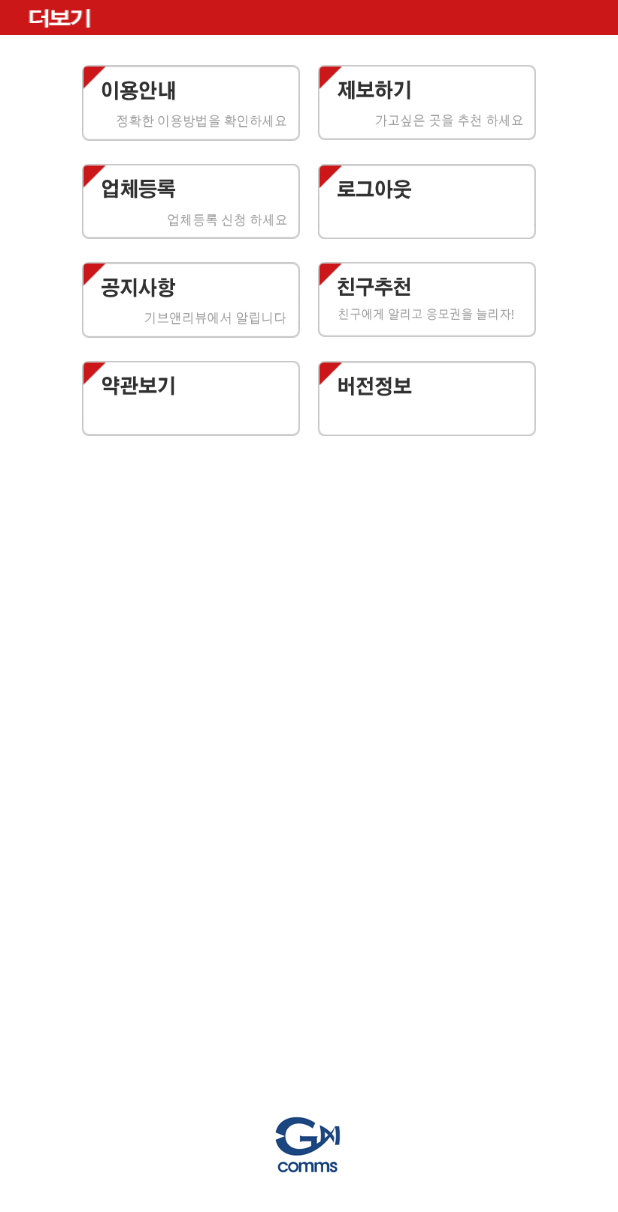
After one commit to verywildbanana/support, an Android app: the MorePageActivity screen opened directly, with no data from a screen before it, on a phone screen of 412 x 824 dp. The commit adds this screen. Shown: the top 1212 px of the screen. Run offline under Robolectric (Android 15) with nearby library versions, the phone set to English and light mode, and no system bars.

Commit message:
more 작업 완료

```diff
--- a/app/src/main/AndroidManifest.xml
+++ b/app/src/main/AndroidManifest.xml
@@ -54,6 +54,11 @@
             android:configChanges="keyboardHidden|orientation|locale|uiMode"
             android:screenOrientation="portrait"
             android:theme="@style/Theme.NoBackground" />
+        <activity
+            android:name=".MorePageActivity"
+            android:configChanges="keyboardHidden|orientation|locale|uiMode"
+            android:screenOrientation="portrait"
+            android:theme="@style/Theme.NoBackground" />
 
 
     </application>
--- a/app/src/main/java/com/lhd/giveandreview/MainActivity.java
+++ b/app/src/main/java/com/lhd/giveandreview/MainActivity.java
@@ -8,6 +8,7 @@ import android.view.animation.TranslateAnimation;
 
 import com.lhd.giveandreview.base.BaseActivity;
 import com.lhd.giveandreview.base.PkIntentManager;
+import com.lhd.view.PkButton;
 import com.lhd.view.PkOnOffToggleButton;
 
 public class MainActivity extends BaseActivity {
@@ -42,6 +43,12 @@ public class MainActivity extends BaseActivity {
         PkOnOffToggleButton mCouponMenu = (PkOnOffToggleButton)findViewById(R.id.CouponMenu);
         mCouponMenu.setOnClickListener(mClickListener);
 
+        PkButton mMoreMenu  = (PkButton)findViewById(R.id.MoreMenu);
+        mMoreMenu.setOnClickListener(mClickListener);
+
+
+
+
         startFlowAni(true);
 
 
@@ -67,7 +74,10 @@ public class MainActivity extends BaseActivity {
 
                     PkIntentManager.getInstance().push(MainActivity.this, CouponPageActivity.class, true);
                     break;
+                case R.id.MoreMenu:
 
+                    PkIntentManager.getInstance().push(MainActivity.this, MorePageActivity.class, true);
+                    break;
 
 
             }
--- /dev/null
+++ b/app/src/main/java/com/lhd/giveandreview/MorePageActivity.java
@@ -0,0 +1,28 @@
+package com.lhd.giveandreview;
+
+import android.os.Bundle;
+
+import com.lhd.giveandreview.base.BaseActivity;
+
+public class MorePageActivity extends BaseActivity {
+
+
+
+    @Override
+    protected void onCreate(Bundle savedInstanceState) {
+        super.onCreate(savedInstanceState);
+    }
+
+    @Override
+    public void setIntent() {
+
+    }
+
+    @Override
+    public void initActivity() {
+
+        setContentView(R.layout.activity_more);
+
+
+    }
+}
--- /dev/null
+++ b/app/src/main/res/layout/activity_more.xml
@@ -0,0 +1,112 @@
+<RelativeLayout xmlns:android="http://schemas.android.com/apk/res/android"
+    xmlns:tools="http://schemas.android.com/tools"
+    android:layout_width="match_parent"
+    android:layout_height="match_parent"
+    android:background="@color/white">
+
+
+    <LinearLayout
+        android:layout_width="match_parent"
+        android:layout_height="wrap_content"
+        android:orientation="vertical">
+
+        <RelativeLayout
+            android:layout_width="match_parent"
+            android:layout_height="wrap_content"
+            android:background="@drawable/g_7_topbar" />
+
+        <LinearLayout
+            android:layout_width="match_parent"
+            android:layout_height="wrap_content"
+            android:layout_marginTop="20dp"
+            android:layout_marginBottom="15dp"
+            android:gravity="center_horizontal"
+            android:orientation="horizontal">
+
+            <com.lhd.view.PkButton
+                android:layout_width="wrap_content"
+                android:layout_height="wrap_content"
+                android:layout_marginRight="6dp"
+                android:background="@drawable/g_7_guide" />
+
+            <com.lhd.view.PkButton
+                android:layout_width="wrap_content"
+                android:layout_height="wrap_content"
+                android:layout_marginLeft="6dp"
+                android:background="@drawable/g_7_info" />
+        </LinearLayout>
+
+        <LinearLayout
+            android:layout_width="match_parent"
+            android:layout_height="wrap_content"
+            android:layout_marginBottom="15dp"
+            android:gravity="center_horizontal"
+            android:orientation="horizontal">
+
+            <com.lhd.view.PkButton
+                android:layout_width="wrap_content"
+                android:layout_height="wrap_content"
+                android:layout_marginRight="6dp"
+                android:background="@drawable/g_7_join" />
+
+            <com.lhd.view.PkButton
+                android:layout_width="wrap_content"
+                android:layout_height="wrap_content"
+                android:layout_marginLeft="6dp"
+                android:background="@drawable/g_7_logout" />
+        </LinearLayout>
+
+        <LinearLayout
+            android:layout_width="match_parent"
+            android:layout_height="wrap_content"
+            android:layout_marginBottom="15dp"
+            android:gravity="center_horizontal"
+            android:orientation="horizontal">
+
+            <com.lhd.view.PkButton
+                android:layout_width="wrap_content"
+                android:layout_height="wrap_content"
+                android:layout_marginRight="6dp"
+                android:background="@drawable/g_7_notice" />
+
+            <com.lhd.view.PkButton
+                android:layout_width="wrap_content"
+                android:layout_height="wrap_content"
+                android:layout_marginLeft="6dp"
+                android:background="@drawable/g_7_share" />
+        </LinearLayout>
+
+
+        <LinearLayout
+            android:layout_width="match_parent"
+            android:layout_height="wrap_content"
+            android:layout_marginBottom="15dp"
+            android:gravity="center_horizontal"
+            android:orientation="horizontal">
+
+            <com.lhd.view.PkButton
+                android:layout_width="wrap_content"
+                android:layout_height="wrap_content"
+                android:layout_marginRight="6dp"
+                android:background="@drawable/g_7_terms" />
+
+            <com.lhd.view.PkButton
+                android:layout_width="wrap_content"
+                android:layout_height="wrap_content"
+                android:layout_marginLeft="6dp"
+                android:background="@drawable/g_7_ver" />
+        </LinearLayout>
+
+
+    </LinearLayout>
+
+
+    <com.lhd.view.PkImageView
+        android:layout_width="wrap_content"
+        android:layout_height="wrap_content"
+        android:layout_alignParentBottom="true"
+        android:layout_centerHorizontal="true"
+        android:layout_marginBottom="40dp"
+        android:background="@drawable/g_7_logo" />
+
+</RelativeLayout>
--- a/app/src/main/res/layout/layout_main_menu.xml
+++ b/app/src/main/res/layout/layout_main_menu.xml
@@ -83,6 +83,7 @@
             android:layout_weight="1">
 
             <com.lhd.view.PkButton
+                android:id="@+id/MoreMenu"
                 android:layout_width="wrap_content"
                 android:layout_height="wrap_content"
                 android:layout_centerInParent="true"
```
